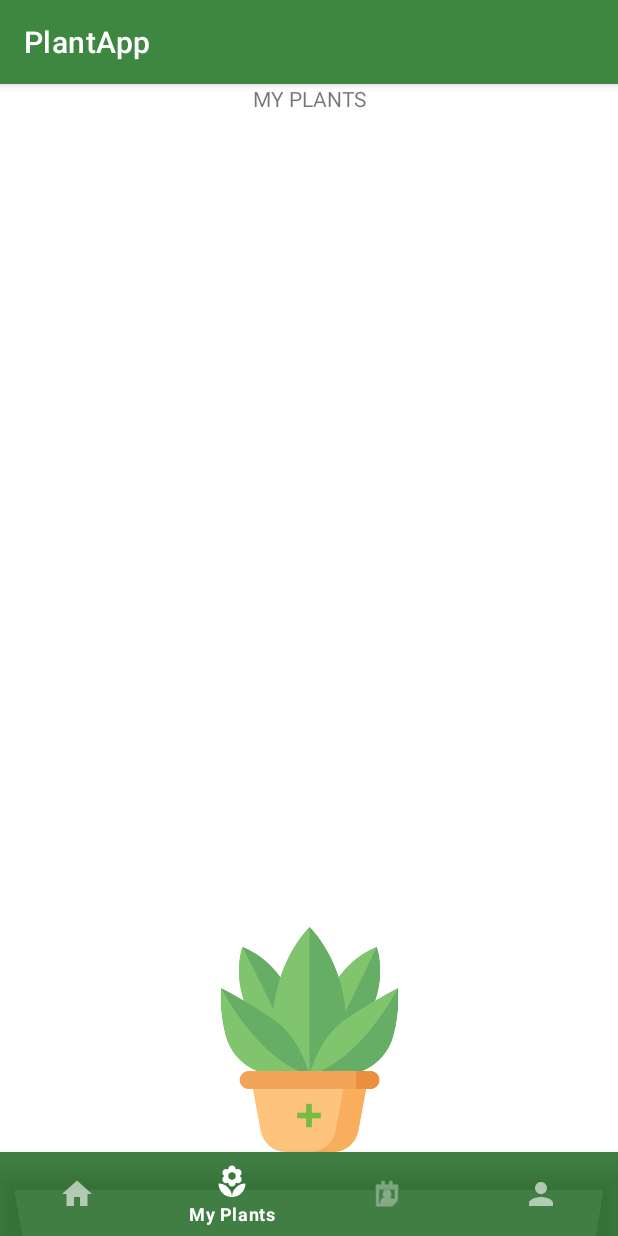
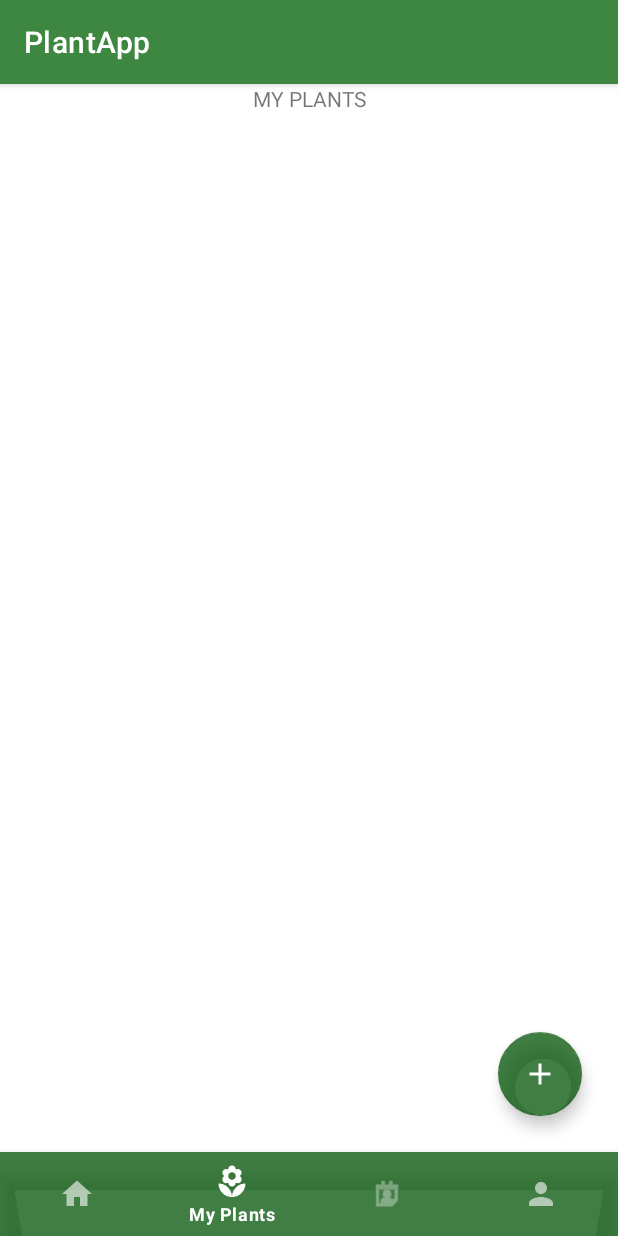
Before and after one commit to emepox/Plapp, an Android app: the MyPlantsFragment screen opened through its navigation route, on a phone screen of 412 x 824 dp. Run offline under Robolectric (Android 15) with nearby library versions, the phone set to English and light mode, and no system bars; our stand-ins replace Firebase (no records; nobody signed in at launch, a user with empty details on screens opened directly), navigation-ui; libraries missing offline, so code that uses them is left out: com.firebase.ui; Roboto replaces fonts that are not available here.

Commit message:
Floating Action Button added

```diff
--- a/app/src/main/java/com/switcherette/plantapp/addPlant/view/SearchByNameFragment.kt
+++ b/app/src/main/java/com/switcherette/plantapp/addPlant/view/SearchByNameFragment.kt
@@ -2,11 +2,8 @@ package com.switcherette.plantapp.addPlant.view
 
 import android.os.Bundle
 import androidx.fragment.app.Fragment
-import android.view.LayoutInflater
 import android.view.View
-import android.view.ViewGroup
 import com.switcherette.plantapp.R
-import com.switcherette.plantapp.databinding.FragmentHowToIdentifyBinding
 import com.switcherette.plantapp.databinding.FragmentSearchByNameBinding
 
 
--- /dev/null
+++ b/app/src/main/res/anim/from_bottom_anim.xml
@@ -0,0 +1,21 @@
+<?xml version="1.0" encoding="utf-8"?>
+<set xmlns:android="http://schemas.android.com/apk/res/android"
+    android:fillAfter="true">
+
+    <translate
+        android:duration="300"
+        android:fromYDelta="100%"
+        android:toYDelta="0%"/>
+
+    <scale
+        android:pivotX="50%"
+        android:pivotY="50%"
+        android:toXScale="0.8"
+        android:toYScale="0.8"/>
+
+    <alpha
+        android:duration="800"
+        android:fromAlpha="0"
+        android:toAlpha="1"/>
+
+</set>
--- /dev/null
+++ b/app/src/main/res/anim/rotate_close_anim.xml
@@ -0,0 +1,10 @@
+<?xml version="1.0" encoding="utf-8"?>
+<set xmlns:android="http://schemas.android.com/apk/res/android"
+    android:fillAfter="true">
+    <rotate
+        android:fromDegrees="90"
+        android:pivotX="50%"
+        android:pivotY="50%"
+        android:toDegrees="0"
+        android:duration="300"/>
+</set>
--- /dev/null
+++ b/app/src/main/res/anim/rotate_open_anim.xml
@@ -0,0 +1,11 @@
+<?xml version="1.0" encoding="utf-8"?>
+<set xmlns:android="http://schemas.android.com/apk/res/android"
+    android:fillAfter="true">
+    <rotate
+        android:fromDegrees="0"
+        android:pivotX="50%"
+        android:pivotY="50%"
+        android:toDegrees="90"
+        android:duration="300"/>
+
+</set>
--- /dev/null
+++ b/app/src/main/res/anim/to_bottom_anim.xml
@@ -0,0 +1,24 @@
+<?xml version="1.0" encoding="utf-8"?>
+<set xmlns:android="http://schemas.android.com/apk/res/android"
+    android:fillAfter="true">
+
+    <translate
+        android:duration="300"
+        android:fromYDelta="0%"
+        android:toYDelta="100%"/>
+
+    <scale
+        android:pivotX="50%"
+        android:pivotY="50%"
+        android:toXScale="0.8"
+        android:toYScale="0.8"
+        android:fromYScale="0.8"
+        android:fromXScale="0.8"
+        />
+
+    <alpha
+        android:duration="150"
+        android:fromAlpha="1"
+        android:toAlpha="0"/>
+
+</set>
--- /dev/null
+++ b/app/src/main/res/drawable/ic_add.xml
@@ -0,0 +1,5 @@
+<vector android:height="24dp" android:tint="#FFFFFF"
+    android:viewportHeight="24" android:viewportWidth="24"
+    android:width="24dp" xmlns:android="http://schemas.android.com/apk/res/android">
+    <path android:fillColor="@android:color/white" android:pathData="M19,13h-6v6h-2v-6H5v-2h6V5h2v6h6v2z"/>
+</vector>
--- a/app/src/main/res/layout/fragment_my_plants.xml
+++ b/app/src/main/res/layout/fragment_my_plants.xml
@@ -22,20 +22,52 @@
         android:layout_height="0dp"
         android:orientation="vertical"
         app:layoutManager="androidx.recyclerview.widget.GridLayoutManager"
-        app:layout_constraintBottom_toTopOf="@id/ibtnGo2AddPlant"
+        app:layout_constraintBottom_toBottomOf="parent"
+        android:paddingBottom="40dp"
         app:layout_constraintTop_toBottomOf="@+id/headerMyPlants"
         app:spanCount="2"
         tools:listitem="@layout/item_plant_myplants" />
 
-    <ImageView
-        android:id="@+id/ibtnGo2AddPlant"
+
+    <com.google.android.material.floatingactionbutton.FloatingActionButton
+        android:id="@+id/btnSearchByPhoto"
         android:layout_width="wrap_content"
         android:layout_height="wrap_content"
-        android:adjustViewBounds="true"
-        android:maxHeight="150dp"
-        android:src="@drawable/plant"
+        android:layout_marginBottom="15dp"
+        android:src="@drawable/ic_photo"
+        android:visibility="invisible"
+        app:backgroundTint="@color/dark_green"
+        app:layout_constraintBottom_toTopOf="@+id/btnSearchByName"
+        app:layout_constraintEnd_toEndOf="@+id/btnAddPlant"
+        app:layout_constraintStart_toStartOf="@+id/btnAddPlant"
+        app:tint="@color/white"
+        tools:visibility="visible" />
+
+    <com.google.android.material.floatingactionbutton.FloatingActionButton
+        android:id="@+id/btnSearchByName"
+        android:layout_width="wrap_content"
+        android:layout_height="wrap_content"
+        android:layout_marginBottom="15dp"
+        android:src="@drawable/ic_search"
+        android:visibility="invisible"
+        app:backgroundTint="@color/dark_green"
+        app:layout_constraintBottom_toTopOf="@+id/btnAddPlant"
+        app:layout_constraintEnd_toEndOf="@+id/btnAddPlant"
+        app:layout_constraintStart_toStartOf="@+id/btnAddPlant"
+        app:tint="@color/white"
+        tools:visibility="visible" />
+
+    <com.google.android.material.floatingactionbutton.FloatingActionButton
+        android:id="@+id/btnAddPlant"
+        android:layout_width="wrap_content"
+        android:layout_height="wrap_content"
+        android:layout_marginEnd="24dp"
+        android:layout_marginBottom="24dp"
+        android:src="@drawable/ic_add"
+        android:text="Search"
+        app:backgroundTint="@color/dark_green"
         app:layout_constraintBottom_toBottomOf="parent"
         app:layout_constraintEnd_toEndOf="parent"
-        app:layout_constraintStart_toStartOf="parent" />
+        app:tint="@color/white" />
 
 </androidx.constraintlayout.widget.ConstraintLayout>
--- a/app/src/main/res/navigation/nav_graph.xml
+++ b/app/src/main/res/navigation/nav_graph.xml
@@ -30,29 +30,21 @@
             android:id="@+id/action_homePlantFragment_to_calendarFragment"
             app:destination="@id/calendarFragment" />
     </fragment>
-    <fragment
-        android:id="@+id/howToIdentifyFragment"
-        android:name="com.switcherette.plantapp.addPlant.view.HowToIdentifyFragment"
-        android:label="fragment_how_to_identify"
-        tools:layout="@layout/fragment_how_to_identify" >
-        <action
-            android:id="@+id/action_howToIdentifyFragment_to_searchByPictureFragment"
-            app:destination="@id/searchByPictureFragment" />
-        <action
-            android:id="@+id/action_howToIdentifyFragment_to_searchByNameFragment"
-            app:destination="@id/searchByNameFragment" />
-    </fragment>
+
     <fragment
         android:id="@+id/myPlantsFragment"
         android:name="com.switcherette.plantapp.myPlants.MyPlantsFragment"
         android:label="fragment_my_plants"
         tools:layout="@layout/fragment_my_plants" >
         <action
-            android:id="@+id/action_myPlantsFragment_to_howToIdentifyFragment"
-            app:destination="@id/howToIdentifyFragment" />
-        <action
             android:id="@+id/action_myPlantsFragment_to_detailPlantFragment"
             app:destination="@id/detailPlantFragment" />
+        <action
+            android:id="@+id/action_myPlantsFragment_to_searchByPictureFragment"
+            app:destination="@id/searchByPictureFragment" />
+        <action
+            android:id="@+id/action_myPlantsFragment_to_searchByNameFragment"
+            app:destination="@id/searchByNameFragment" />
     </fragment>
     <fragment
         android:id="@+id/myProfileFragment"
```
Also changed, not shown: app/src/main/java/com/switcherette/plantapp/addPlant/view/HowToIdentifyFragment.kt (deleted, +0 -29 lines), app/src/main/java/com/switcherette/plantapp/myPlants/MyPlantsFragment.kt (+86 -3 lines), app/src/main/res/layout/fragment_how_to_identify.xml (deleted, +0 -37 lines), app/src/main/res/drawable-v24/plant.png (deleted).
